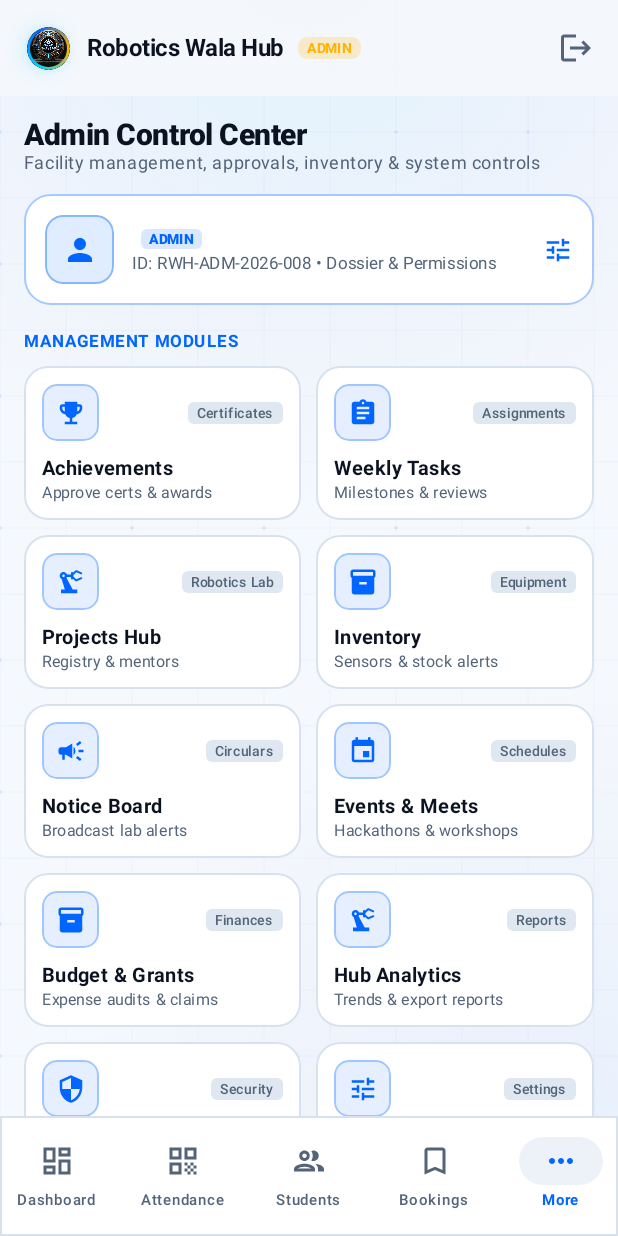
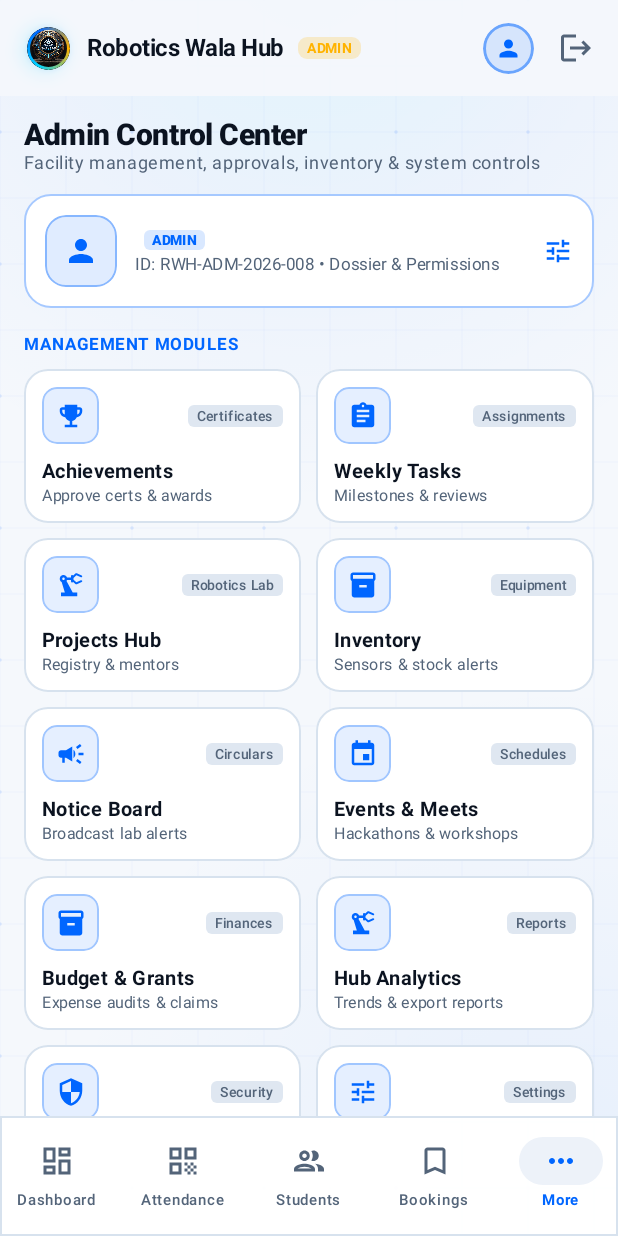
Before and after one commit to Raj80965/RoboticsWalaHub, an Android app built with Jetpack Compose: the composable AdminMainScreen shown on its own in the app's theme, item 5 of the bottom bar chosen, on a phone screen of 412 x 824 dp. Run offline under Robolectric (Android 15) with nearby library versions, the light colour scheme and no system bars; our stand-ins replace Firebase (no records; nobody signed in at launch, a user with empty details on screens opened directly); pictures from the network do not load.

Commit message:
fix(admin): render decoded admin profile photo in top bar and More screen hero card

```diff
--- a/app/src/main/java/com/roboticswala/hub/ui/screens/admin/AdminMainScreen.kt
+++ b/app/src/main/java/com/roboticswala/hub/ui/screens/admin/AdminMainScreen.kt
@@ -1,5 +1,8 @@
 package com.roboticswala.hub.ui.screens.admin
 
+import android.graphics.BitmapFactory
+import android.util.Base64
+import androidx.compose.foundation.Image
 import androidx.compose.foundation.background
 import androidx.compose.foundation.border
 import androidx.compose.foundation.clickable
@@ -12,9 +15,11 @@ import androidx.compose.foundation.layout.fillMaxWidth
 import androidx.compose.foundation.layout.padding
 import androidx.compose.foundation.layout.size
 import androidx.compose.foundation.layout.width
+import androidx.compose.foundation.shape.CircleShape
 import androidx.compose.foundation.shape.RoundedCornerShape
 import androidx.compose.material.icons.Icons
 import androidx.compose.material.icons.filled.Logout
+import androidx.compose.material.icons.filled.Person
 import androidx.compose.material3.ExperimentalMaterial3Api
 import androidx.compose.material3.Icon
 import androidx.compose.material3.IconButton
@@ -22,6 +27,9 @@ import androidx.compose.material3.MaterialTheme
 import androidx.compose.material3.NavigationBar
 import androidx.compose.material3.NavigationBarItem
 import androidx.compose.material3.NavigationBarItemDefaults
+import androidx.compose.ui.graphics.asImageBitmap
+import androidx.compose.ui.layout.ContentScale
+import coil.compose.AsyncImage
 import androidx.compose.material3.Scaffold
 import androidx.compose.material3.SnackbarHost
 import androidx.compose.material3.SnackbarHostState
@@ -122,6 +130,58 @@ fun AdminMainScreen(
                         }
                     },
                     actions = {
+                        val adminPhotoUrl = uiState.adminProfile?.photoUrl.orEmpty()
+                        val adminPhotoBitmap = remember(adminPhotoUrl) {
+                            if (adminPhotoUrl.isNotBlank() && !adminPhotoUrl.startsWith("http")) {
+                                try {
+                                    val clean = if (adminPhotoUrl.contains(",")) adminPhotoUrl.substringAfter(",") else adminPhotoUrl
+                                    val bytes = Base64.decode(clean, Base64.DEFAULT)
+                                    BitmapFactory.decodeByteArray(bytes, 0, bytes.size)
+                                } catch (e: Exception) {
+                                    null
+                                }
+                            } else null
+                        }
+
+                        Box(
+                            modifier = Modifier
+                                .size(34.dp)
+                                .clip(CircleShape)
+                                .background(if (isDark) CyberCyan.copy(alpha = 0.15f) else ElectricBlue.copy(alpha = 0.12f))
+                                .border(
+                                    width = 1.5.dp,
+                                    color = if (isDark) CyberCyan.copy(alpha = 0.6f) else ElectricBlue.copy(alpha = 0.5f),
+                                    shape = CircleShape
+                                )
+                                .clickable { viewModel.onTabSelected(AdminNavRoute.More.route) },
+                            contentAlignment = Alignment.Center
+                        ) {
+                            if (adminPhotoBitmap != null) {
+                                Image(
+                                    bitmap = adminPhotoBitmap.asImageBitmap(),
+                                    contentDescription = "Admin Avatar",
+                                    modifier = Modifier.fillMaxSize(),
+                                    contentScale = ContentScale.Crop
+                                )
+                            } else if (adminPhotoUrl.startsWith("http")) {
+                                AsyncImage(
+                                    model = adminPhotoUrl,
+                                    contentDescription = "Admin Avatar",
+                                    modifier = Modifier.fillMaxSize(),
+                                    contentScale = ContentScale.Crop
+                                )
+                            } else {
+                                Icon(
+                                    imageVector = Icons.Filled.Person,
+                                    contentDescription = "Admin Profile",
+                                    tint = if (isDark) CyberCyan else ElectricBlue,
+                                    modifier = Modifier.size(18.dp)
+                                )
+                            }
+                        }
+
+                        Spacer(modifier = Modifier.width(4.dp))
+
                         IconButton(onClick = onLogout) {
                             Icon(
                                 imageVector = Icons.Filled.Logout,
--- a/app/src/main/java/com/roboticswala/hub/ui/screens/admin/tabs/AdminMoreScreen.kt
+++ b/app/src/main/java/com/roboticswala/hub/ui/screens/admin/tabs/AdminMoreScreen.kt
@@ -56,10 +56,16 @@ import com.roboticswala.hub.ui.theme.TextPrimaryLight
 import com.roboticswala.hub.ui.theme.TextSecondaryDark
 import com.roboticswala.hub.ui.theme.TextSecondaryLight
 
+import android.graphics.BitmapFactory
+import android.util.Base64
+import androidx.compose.foundation.Image
 import androidx.compose.foundation.background
 import androidx.compose.ui.draw.clip
+import androidx.compose.ui.graphics.asImageBitmap
+import androidx.compose.ui.layout.ContentScale
 import androidx.compose.ui.unit.sp
 import androidx.compose.material.icons.filled.Person
+import coil.compose.AsyncImage
 import com.roboticswala.hub.data.models.UserProfile
 
 @Composable
@@ -332,6 +338,19 @@ fun AdminMoreScreen(
         return
     }
 
+    val adminPhotoUrl = adminProfile?.photoUrl.orEmpty()
+    val adminPhotoBitmap = remember(adminPhotoUrl) {
+        if (adminPhotoUrl.isNotBlank() && !adminPhotoUrl.startsWith("http")) {
+            try {
+                val clean = if (adminPhotoUrl.contains(",")) adminPhotoUrl.substringAfter(",") else adminPhotoUrl
+                val bytes = Base64.decode(clean, Base64.DEFAULT)
+                BitmapFactory.decodeByteArray(bytes, 0, bytes.size)
+            } catch (e: Exception) {
+                null
+            }
+        } else null
+    }
+
     Column(
         modifier = modifier
             .fillMaxSize()
@@ -378,24 +397,40 @@ fun AdminMoreScreen(
             ) {
                 Box(
                     modifier = Modifier
-                        .size(46.dp)
-                        .clip(RoundedCornerShape(12.dp))
+                        .size(48.dp)
+                        .clip(RoundedCornerShape(14.dp))
                         .background(
                             if (isDark) CyberCyan.copy(alpha = 0.15f) else ElectricBlue.copy(alpha = 0.12f)
                         )
                         .border(
                             width = 1.dp,
                             color = if (isDark) CyberCyan.copy(alpha = 0.5f) else ElectricBlue.copy(alpha = 0.4f),
-                            shape = RoundedCornerShape(12.dp)
+                            shape = RoundedCornerShape(14.dp)
                         ),
                     contentAlignment = Alignment.Center
                 ) {
+                    if (adminPhotoBitmap != null) {
+                        Image(
+                            bitmap = adminPhotoBitmap.asImageBitmap(),
+                            contentDescription = "Admin Profile Photo",
+                            modifier = Modifier.fillMaxSize(),
+                            contentScale = ContentScale.Crop
+                        )
+                    } else if (adminPhotoUrl.startsWith("http")) {
+                        AsyncImage(
+                            model = adminPhotoUrl,
+                            contentDescription = "Admin Profile Photo",
+                            modifier = Modifier.fillMaxSize(),
+                            contentScale = ContentScale.Crop
+                        )
+                    } else {
                         Icon(
                             imageVector = Icons.Filled.Person,
                             contentDescription = "Admin Profile",
                             tint = if (isDark) CyberCyan else ElectricBlue,
                             modifier = Modifier.size(24.dp)
                         )
+                    }
                 }
 
                 Spacer(modifier = Modifier.width(12.dp))
```
Lines whose indentation alone changed are shown as unchanged.
